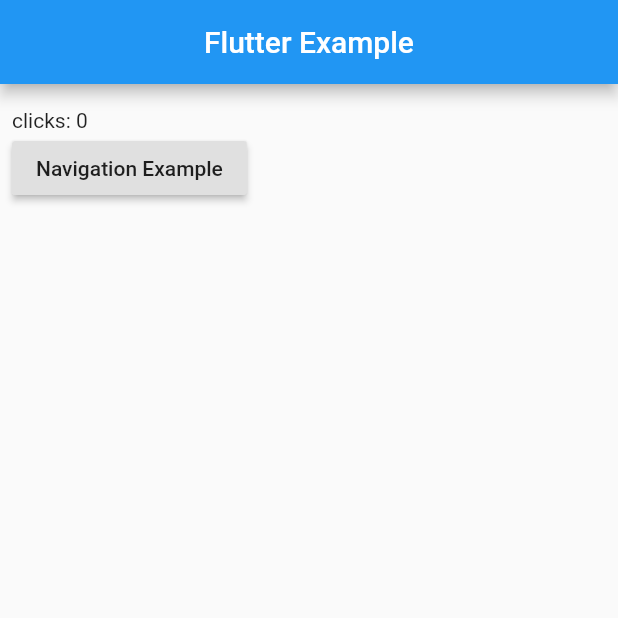
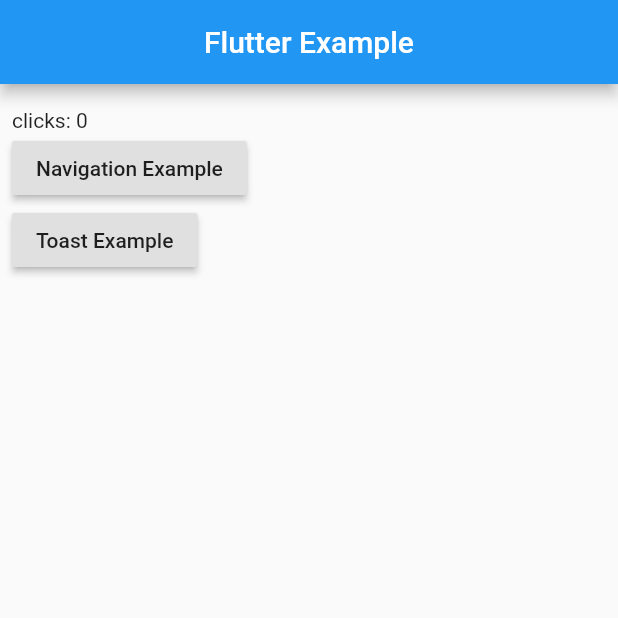
Before and after one commit to omawang/flutter_example, a Flutter app: the screen it shows after launch, on a phone screen of 412 x 824 dp, the top half of it. Run offline on Flutter 3.47's test engine with Material 2 defaults, Android fonts, the phone set to English and light mode, and no system bars; our stand-ins replace fluttertoast, get.

Commit message:
toast implementation

```diff
--- a/lib/main.dart
+++ b/lib/main.dart
@@ -1,4 +1,5 @@
 import 'package:flutter/material.dart';
+import 'package:flutter_example/ui/screen/toast/toast_screen.dart';
 import 'package:get/get.dart';
 
 import 'ui/screen/home_page.dart';
@@ -28,6 +29,7 @@ class MyApp extends StatelessWidget {
         GetPage(name: "/page1", page: () => FirstScreen()),
         GetPage(name: "/page2", page: () => SecondScreen()),
         GetPage(name: "/page3", page: () => ThirdScreen()),
+        GetPage(name: "/toastScreen", page: () => ToastScreen()),
       ],
     );
   }
--- a/lib/ui/screen/home_page.dart
+++ b/lib/ui/screen/home_page.dart
@@ -33,6 +33,12 @@ class _HomePageState extends State<HomePage> {
                   Get.toNamed('navigation');
                 },
               ),
+              RaisedButton(
+                child: Text("Toast Example"),
+                onPressed: () {
+                  Get.toNamed('toastScreen');
+                },
+              ),
             ],
           ),
         ),
--- a/pubspec.yaml
+++ b/pubspec.yaml
@@ -28,6 +28,7 @@ dependencies:
   # The following adds the Cupertino Icons font to your application.
   # Use with the CupertinoIcons class for iOS style icons.
   cupertino_icons: ^1.0.0
+  fluttertoast: ^7.1.1
   get: ^3.13.2
 
 dev_dependencies:
```
Also changed, not shown: lib/ui/screen/toast/toast_screen.dart (added, +28 -0 lines), pubspec.lock, 3 other files.
